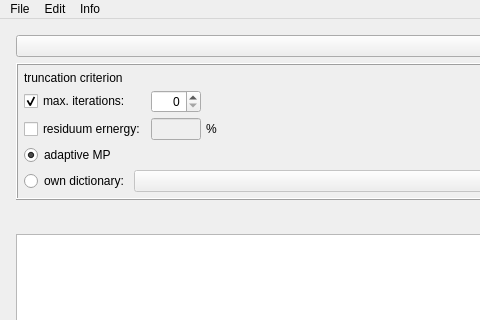
mne-tools/mne-cpp, file examples/matchingPursuit/mainwindow.ui: the form before one commit; both pictures show x 0 to 480 and y 0 to 320 of the 1050 by 700 pixel window.
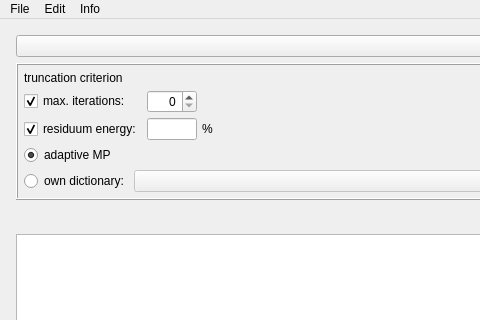
The form after the commit. Icons and pictures are not drawn.

Patch:
```diff
--- a/examples/matchingPursuit/mainwindow.ui
+++ b/examples/matchingPursuit/mainwindow.ui
@@ -147,7 +147,7 @@
              <item row="6" column="2">
               <widget class="QLineEdit" name="tb_ResEnergy">
                <property name="enabled">
-                <bool>false</bool>
+                <bool>true</bool>
                </property>
                <property name="sizePolicy">
                 <sizepolicy hsizetype="Fixed" vsizetype="Fixed">
@@ -175,10 +175,10 @@
              <item row="6" column="0" colspan="2">
               <widget class="QCheckBox" name="chb_ResEnergy">
                <property name="text">
-                <string>residuum ernergy:</string>
+                <string>residuum energy:</string>
                </property>
                <property name="checked">
-                <bool>false</bool>
+                <bool>true</bool>
                </property>
               </widget>
              </item>
```
